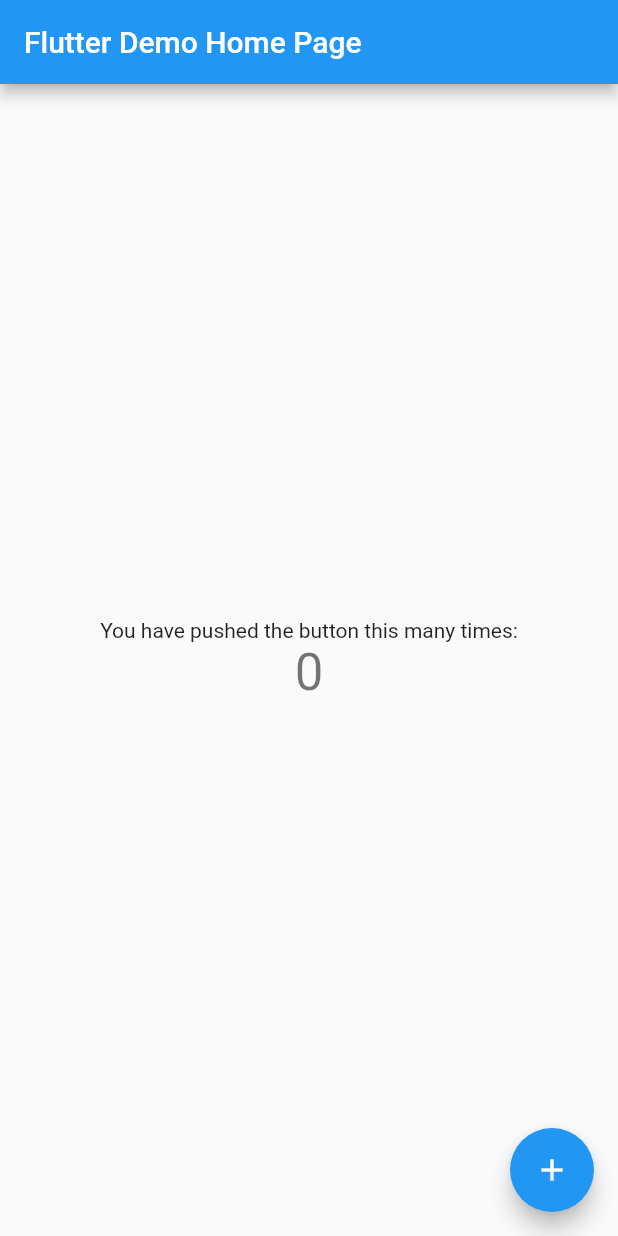
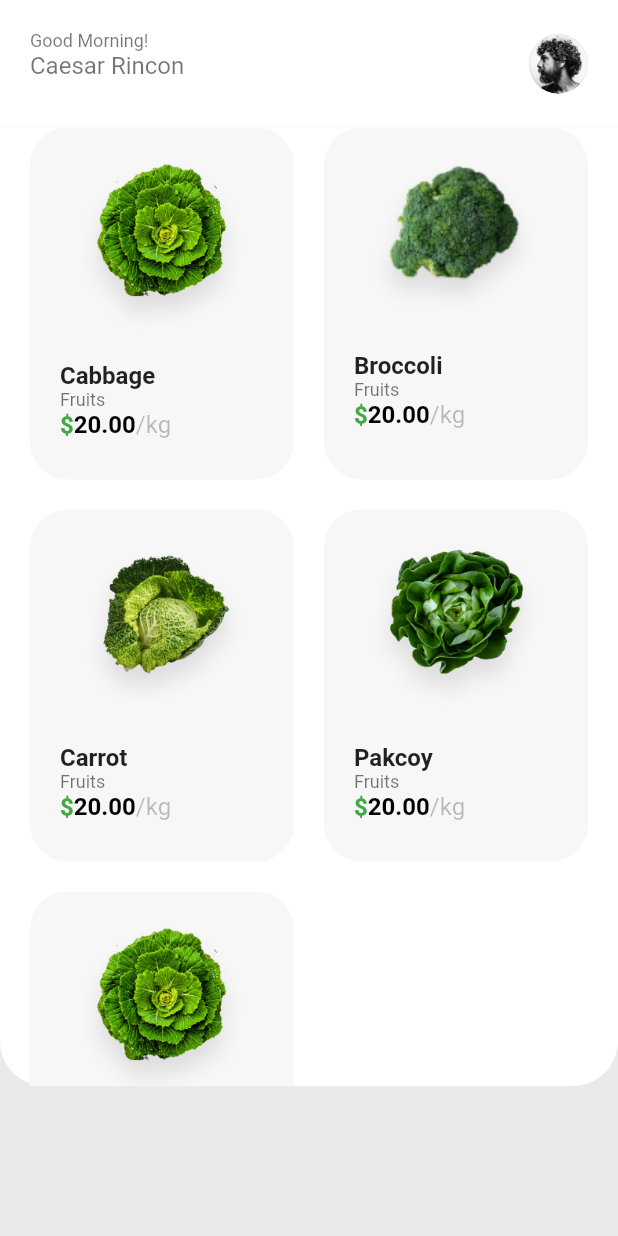
Before and after one commit to noxasch/groce_app, a Flutter app: the screen it shows after launch, on a phone screen of 412 x 824 dp. Run offline on Flutter 3.47's test engine with Material 2 defaults, Android fonts, the phone set to English and light mode, and no system bars; our stand-ins replace flutter_svg; generated files the repository leaves out were written again.

Commit message:
implement basic ui

```diff
--- a/analysis_options.yaml
+++ b/analysis_options.yaml
@@ -23,7 +23,9 @@ linter:
   # producing the lint.
   rules:
     # avoid_print: false  # Uncomment to disable the `avoid_print` rule
-    # prefer_single_quotes: true  # Uncomment to enable the `prefer_single_quotes` rule
+    prefer_single_quotes: true  # Uncomment to enable the `prefer_single_quotes` rule
+    eol_at_end_of_file: true
+    directives_ordering: true
 
 # Additional information about this file can be found at
 # https://dart.dev/guides/language/analysis-options
--- /dev/null
+++ b/lib/constants.dart
@@ -0,0 +1,12 @@
+import 'package:flutter/material.dart';
+
+const defaultPadding = 20.0;
+const cartBarHeight = 100.0;
+const headerHeight = 85.0;
+
+const bgColor = Color(0xFFF6F5F2);
+const primaryColor = Color(0xFF40A944);
+
+const panelTransition = Duration(milliseconds: 500);
+
+const imageAssetsRoot = 'assets/images';
--- a/lib/l10n/app_en.arb
+++ b/lib/l10n/app_en.arb
@@ -1,7 +1,11 @@
 {
   "@@locale": "en",
-  "helloWorld": "Hello World!",
-  "@helloWorld": {
-      "description": "The greeting shown to the Flutter Engage attendees"
-  }
+  "goodMorning": "Good Morning!",
+  "@goodMorning": {
+    "description": "Header app greetings in the morning"
+  },
+  "fruits": "Fruits",
+  "@fruits": {},
+  "addToCart": "Add To Cart",
+  "@addToCart": {}
 }
--- a/lib/main.dart
+++ b/lib/main.dart
@@ -1,3 +1,4 @@
+import 'package:tfw_grocery_app/screens/home_screen.dart';
 import 'common.dart';
 
 void main() {
@@ -16,53 +17,7 @@ class MyApp extends StatelessWidget {
       theme: ThemeData(
         primarySwatch: Colors.blue,
       ),
-      home: const MyHomePage(title: 'Flutter Demo Home Page'),
+      home: const HomeScreen(), //ProductScreen(product: dummyProducts.first), //HomeScreen()
     );
   }
 }
-
-class MyHomePage extends StatefulWidget {
-  const MyHomePage({Key? key, required this.title}) : super(key: key);
-  final String title;
-
-  @override
-  State<MyHomePage> createState() => _MyHomePageState();
-}
-
-class _MyHomePageState extends State<MyHomePage> {
-  int _counter = 0;
-
-  void _incrementCounter() {
-    setState(() {
-      _counter++;
-    });
-  }
-
-  @override
-  Widget build(BuildContext context) {
-    return Scaffold(
-      appBar: AppBar(
-        title: Text(widget.title),
-      ),
-      body: Center(
-        child: Column(
-          mainAxisAlignment: MainAxisAlignment.center,
-          children: <Widget>[
-            const Text(
-              'You have pushed the button this many times:',
-            ),
-            Text(
-              '$_counter',
-              style: Theme.of(context).textTheme.headline4,
-            ),
-          ],
-        ),
-      ),
-      floatingActionButton: FloatingActionButton(
-        onPressed: _incrementCounter,
-        tooltip: 'Increment',
-        child: const Icon(Icons.add),
-      ),
-    );
-  }
-}
--- /dev/null
+++ b/lib/models/product.dart
@@ -0,0 +1,23 @@
+import 'package:tfw_grocery_app/constants.dart';
+
+class Product {
+  final String title;
+  final String imagePath;
+  final String priceString;
+  final String description;
+
+  Product({
+    required this.title,
+    required this.imagePath,
+    required this.priceString,
+    required this.description,
+  });
+}
+
+List<Product> dummyProducts = [
+  Product(title: 'Cabbage', imagePath: '$imageAssetsRoot/img_1.png', priceString: '20.00', description: 'Cabbage (comprising several cultivars of Brassica oleracea) is a leafy green, red (purple), or white (pale green) biennial plant grown as an annual vegetable crop for its dense-leaved heads. It is descended from the wild cabbage (B. oleracea var. oleracea), and belongs to the cole crops or brassicas, meaning it is closely related to broccoli and cauliflower (var. botrytis); Brussels sprouts (var. gemmifera); and Savoy cabbage (var. sabauda).'),
+  Product(title: 'Broccoli', imagePath: '$imageAssetsRoot/img_2.png', priceString: '20.00', description: ''),
+  Product(title: 'Carrot', imagePath: '$imageAssetsRoot/img_3.png', priceString: '20.00', description: ''),
+  Product(title: 'Pakcoy', imagePath: '$imageAssetsRoot/img_4.png', priceString: '20.00', description: ''),
+  Product(title: 'Cucumber', imagePath: '$imageAssetsRoot/img_1.png', priceString: '20.00', description: ''),
+];
--- /dev/null
+++ b/lib/screens/home_screen.dart
@@ -0,0 +1,27 @@
+import 'package:tfw_grocery_app/common.dart';
+import 'package:tfw_grocery_app/constants.dart';
+import 'package:tfw_grocery_app/widgets/widgets.dart';
+
+class HomeScreen extends StatelessWidget {
+  const HomeScreen({Key? key}) : super(key: key);
+
+  @override
+  Widget build(BuildContext context) {
+    return Scaffold(
+      backgroundColor: Colors.white,
+      body: SafeArea(
+        // bottom: false,
+        child: Container(
+          color: const Color(0xFFEAEAEA),
+          child: Column(
+            children: const [
+              Header(),
+              Expanded(child: ProductsGrid()),
+              SizedBox(height: cartBarHeight,),
+            ],
+          ),
+        )
+      ),
+    );
+  }
+}
--- /dev/null
+++ b/lib/widgets/header.dart
@@ -0,0 +1,44 @@
+import 'package:tfw_grocery_app/common.dart';
+import 'package:tfw_grocery_app/constants.dart';
+
+class Header extends StatelessWidget {
+  final String username = 'Caesar Rincon';
+
+  const Header({
+    Key? key
+  }) : super(key: key);
+
+  @override
+  Widget build(BuildContext context) {
+    return Container(
+      height: headerHeight,
+      color: Colors.white,
+      padding: const EdgeInsets.all(defaultPadding),
+      child: Row(
+        mainAxisAlignment: MainAxisAlignment.spaceBetween,
+        children: [
+          Column(
+            crossAxisAlignment: CrossAxisAlignment.start,
+            children: [
+              Text(
+                AppLocalizations.of(context)!.goodMorning,
+                style: Theme.of(context).textTheme.caption,
+              ),
+              Text(
+                username,
+                style: Theme.of(context)
+                    .textTheme
+                    .subtitle1!
+                    .copyWith(color: Colors.black54),
+              ),
+            ],
+          ),
+          const CircleAvatar(
+            backgroundColor: Colors.transparent,
+            backgroundImage: AssetImage('$imageAssetsRoot/profile.png'),
+          )
+        ],
+      ),
+    );
+  }
+}
--- /dev/null
+++ b/lib/widgets/product_card.dart
@@ -0,0 +1,57 @@
+import 'package:tfw_grocery_app/common.dart';
+import 'package:tfw_grocery_app/constants.dart';
+import 'package:tfw_grocery_app/models/product.dart';
+import 'package:tfw_grocery_app/widgets/product_price.dart';
+
+class ProductCard extends StatelessWidget {
+  final Product product;
+  final VoidCallback onPress;
+
+  const ProductCard({
+    Key? key,
+    required this.product,
+    required this.onPress
+  }) : super(key: key);
+
+  @override
+  Widget build(BuildContext context) {
+    return GestureDetector(
+      onTap: onPress,
+      child: Container(
+        padding: const EdgeInsets.symmetric(horizontal: defaultPadding),
+        decoration: const BoxDecoration(
+          color: Color(0xFFF7F7F7),
+          borderRadius: BorderRadius.all(
+            Radius.circular(defaultPadding * 1.25),
+          ),
+        ),
+        child: Column(
+            crossAxisAlignment: CrossAxisAlignment.start,
+            children: [
+              Hero(
+                tag: product.title,
+                child: Image.asset(product.imagePath)
+              ),
+              Text(
+                product.title,
+                style: Theme.of(context)
+                  .textTheme
+                  .subtitle1!
+                  .copyWith(fontWeight: FontWeight.w600),
+              ),
+              Text(
+                'Fruits',
+                style: Theme.of(context).textTheme.caption,
+              ),
+              Row(
+                mainAxisAlignment: MainAxisAlignment.spaceBetween,
+                children: [
+                  ProductPrice(amount: product.priceString),
+                ],
+              )
+            ],
+          ),
+      ),
+    );
+  }
+}
--- /dev/null
+++ b/lib/widgets/product_price.dart
@@ -0,0 +1,35 @@
+import 'package:tfw_grocery_app/common.dart';
+import 'package:tfw_grocery_app/constants.dart';
+
+class ProductPrice extends StatelessWidget {
+  final String amount;
+
+  const ProductPrice({
+    Key? key,
+    required this.amount,
+  }) : super(key: key);
+
+  @override
+  Widget build(BuildContext context) {
+    return Text.rich(
+      TextSpan(
+        text: '\$',
+        style: Theme.of(context)
+          .textTheme
+          .subtitle1!
+          .copyWith(fontWeight: FontWeight.w600, color: primaryColor),
+        children: [
+          TextSpan(
+            text: amount,
+            style: const TextStyle(color: Colors.black),
+          ),
+          const TextSpan(
+            text: '/kg',
+            style:
+                TextStyle(color: Colors.black26, fontWeight: FontWeight.normal),
+          )
+        ]
+      )
+    );
+  }
+}
--- /dev/null
+++ b/lib/widgets/products_grid.dart
@@ -0,0 +1,38 @@
+import 'package:tfw_grocery_app/common.dart';
+import 'package:tfw_grocery_app/constants.dart';
+import 'package:tfw_grocery_app/models/product.dart';
+import 'package:tfw_grocery_app/widgets/product_card.dart';
+
+class ProductsGrid extends StatelessWidget {
+  const ProductsGrid({Key? key}) : super(key: key);
+
+  @override
+  Widget build(BuildContext context) {
+    return Container(
+      padding: const EdgeInsets.symmetric(horizontal: defaultPadding),
+      decoration: const BoxDecoration(
+        color: Colors.white,
+        borderRadius: BorderRadius.only(
+          bottomLeft: Radius.circular(defaultPadding * 1.5),
+          bottomRight: Radius.circular(defaultPadding * 1.5),
+        ),
+      ),
+      child: GridView.builder(
+        shrinkWrap: true,
+        gridDelegate: const SliverGridDelegateWithFixedCrossAxisCount(
+          crossAxisCount: 2,
+          childAspectRatio: 0.75,
+          mainAxisSpacing: defaultPadding,
+          crossAxisSpacing: defaultPadding,
+        ),
+        itemCount: dummyProducts.length,
+        itemBuilder: (BuildContext context, int index) {
+          return ProductCard(
+            product: dummyProducts[index],
+            onPress: () {}
+          );
+        }
+      ),
+    );
+  }
+}
--- /dev/null
+++ b/lib/widgets/widgets.dart
@@ -0,0 +1,2 @@
+export 'header.dart';
+export 'products_grid.dart';
--- a/pubspec.yaml
+++ b/pubspec.yaml
@@ -34,7 +34,7 @@ flutter:
 
   assets:
     - assets/icons/
-    - assets/images
+    - assets/images/
 
   # An image asset can refer to one or more resolution-specific "variants", see
   # https://flutter.dev/assets-and-images/#resolution-aware
```
Also changed, not shown: lib/models/product_item.dart (added, +18 -0 lines), lib/screens/product_screen.dart (added, +107 -0 lines), lib/widgets/cart_counter.dart (added, +39 -0 lines), lib/widgets/favorite_button.dart (added, +20 -0 lines), lib/widgets/rounded_icon_button.dart (added, +32 -0 lines).
